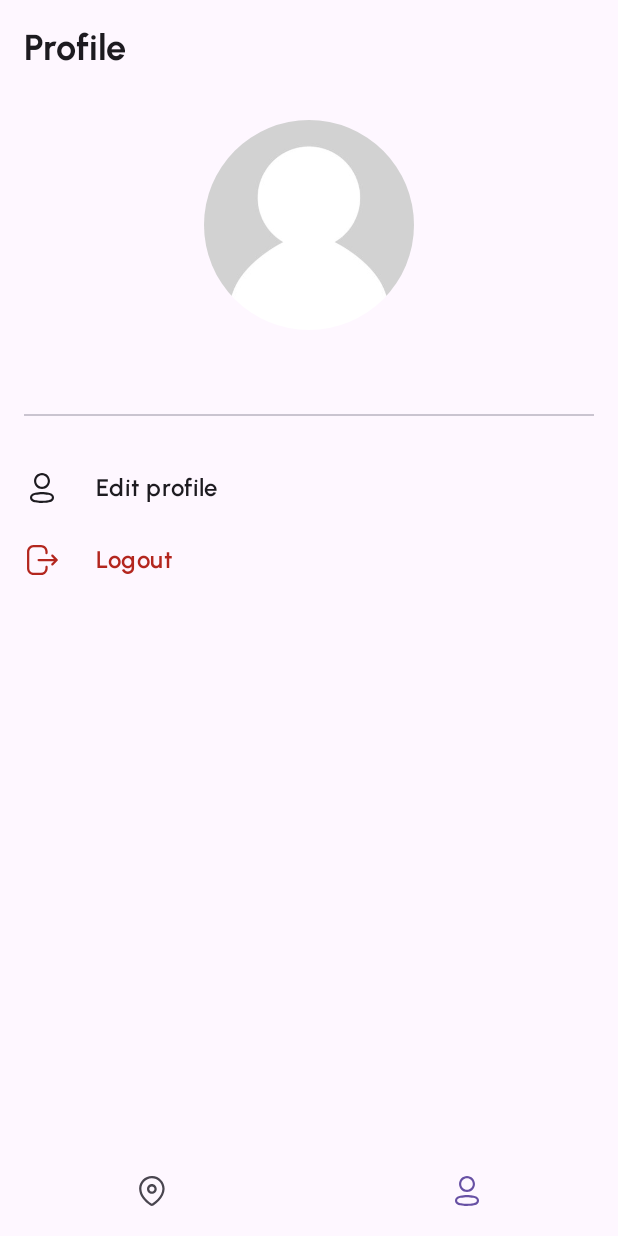
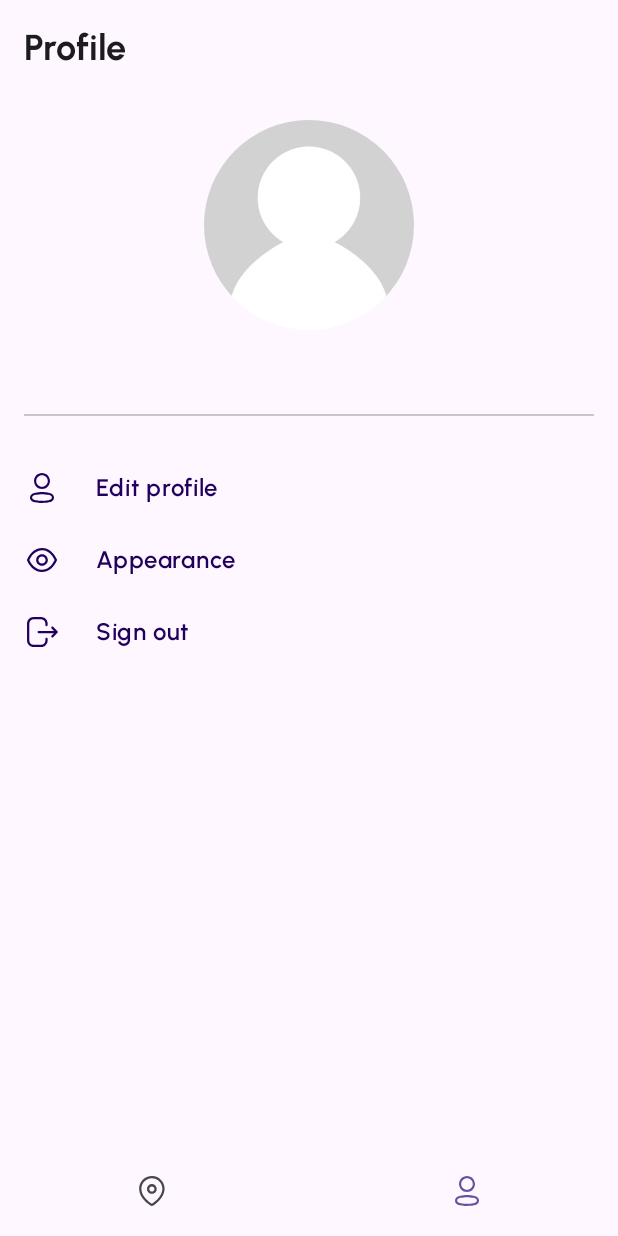
Before and after one commit to AWitam/GreenScene, an Android app built with Jetpack Compose: the ProfileScreen screen opened through its navigation route, on a phone screen of 412 x 824 dp. Run offline under Robolectric (Android 15) with nearby library versions, the phone set to English and light mode, and no system bars; our stand-ins replace Dagger/Hilt's generated code, Firebase (no records; nobody signed in at launch, a user with empty details on screens opened directly); libraries missing offline, so code that uses them is left out: com.firebase.geofire; 1 statement that could not run was skipped.

Commit message:
refactor: ProfileScreen view model

```diff
--- a/app/build.gradle.kts
+++ b/app/build.gradle.kts
@@ -76,6 +76,7 @@ dependencies {
     implementation("androidx.compose.ui:ui-graphics")
     implementation("androidx.compose.ui:ui-tooling-preview")
     implementation("androidx.compose.material3:material3")
+    implementation("androidx.datastore:datastore-preferences:1.0.0")
     implementation("com.google.maps.android:maps-compose:4.3.0")
     implementation("androidx.compose.material:material:1.5.4")
     implementation("androidx.navigation:navigation-compose:$nav_version")
--- a/app/src/main/java/com/example/greenscene/GreenSceneApp.kt
+++ b/app/src/main/java/com/example/greenscene/GreenSceneApp.kt
@@ -142,8 +142,7 @@ fun NavGraphBuilder.greenSceneGraph(
                 run {
                     appState.navigate(route)
                 }
-            },
-            popUp = appState::popUp
+            }
         )
     }
 
--- a/app/src/main/java/com/example/greenscene/GreenSceneAppState.kt
+++ b/app/src/main/java/com/example/greenscene/GreenSceneAppState.kt
@@ -29,7 +29,6 @@ class GreenSceneAppState(
         }
     }
 
-
     fun popUp() {
         navController.popBackStack()
     }
--- a/app/src/main/java/com/example/greenscene/MainActivity.kt
+++ b/app/src/main/java/com/example/greenscene/MainActivity.kt
@@ -14,8 +14,7 @@ class MainActivity : ComponentActivity() {
         super.onCreate(savedInstanceState)
 
         setContent {
-            GreenSceneTheme {
-                // A surface container using the 'background' color from the theme
+            GreenSceneTheme() {
                 GreenSceneApp()
             }
         }
--- /dev/null
+++ b/app/src/main/java/com/example/greenscene/ui/screens/profile/AuthUiState.kt
@@ -0,0 +1,8 @@
+package com.example.greenscene.ui.screens.profile
+
+data class AuthUiState(
+    val isAnonymousAccount: Boolean = true,
+    val name: String? = "",
+    val email: String = "",
+    val photoUrl: String? = "",
+)
--- a/app/src/main/java/com/example/greenscene/ui/screens/profile/ProfileScreen.kt
+++ b/app/src/main/java/com/example/greenscene/ui/screens/profile/ProfileScreen.kt
@@ -4,6 +4,8 @@ import androidx.compose.foundation.layout.*
 import androidx.compose.foundation.rememberScrollState
 import androidx.compose.foundation.verticalScroll
 import androidx.compose.material.ExperimentalMaterialApi
+import androidx.compose.material3.ExperimentalMaterial3Api
+import androidx.compose.material3.ModalBottomSheet
 import androidx.compose.material3.Scaffold
 import androidx.compose.runtime.*
 import androidx.compose.ui.Alignment
@@ -13,10 +15,10 @@ import androidx.compose.ui.unit.dp
 import androidx.hilt.navigation.compose.hiltViewModel
 import com.example.greenscene.ui.components.BasicToolbar
 import com.example.greenscene.ui.components.Divider
+import com.example.greenscene.ui.screens.profile.components.LogoutSheetContent
 import com.example.greenscene.ui.screens.profile.components.ProfileInfo
 import com.example.greenscene.ui.screens.profile.components.WelcomeCard
-import com.example.greenscene.ui.screens.profile.components.options_list.LogoutLink
-import com.example.greenscene.ui.screens.profile.components.options_list.ProfileOptionsList
+import com.example.greenscene.ui.screens.profile.components.ProfileOptionsList
 import com.example.greenscene.ui.theme.GreenSceneTheme
 import com.example.greenscene.R.string as AppText
 
@@ -26,10 +28,10 @@ import com.example.greenscene.R.string as AppText
 fun ProfileScreen(
     restartApp: (String) -> Unit,
     openScreen: (String) -> Unit,
-    popUp: () -> Unit,
     viewModel: ProfileViewModel = hiltViewModel()
 ) {
-    val uiState by viewModel.uiState.collectAsState(initial = ProfileUiState())
+    val authState by viewModel.authState.collectAsState(initial = AuthUiState())
+    val uiState by viewModel.uiState.collectAsState()
 
     Scaffold(topBar = {
         BasicToolbar(
@@ -37,22 +39,29 @@ fun ProfileScreen(
         )
     }) { innerPadding ->
         ProfileViewContent(
+            onLoginClick = { viewModel.onLoginClick(openScreen) },
+            authState = authState,
             uiState = uiState,
-            onLoginClick = { viewModel.onLoginClick(openScreen) },
             onSignUpClick = { viewModel.onSignUpClick(openScreen) },
-            onLogoOutClick = { viewModel.onLogOutClick(restartApp) },
+            onLogoutClick = { viewModel.onLogOutClick() },
+            onDismissBottomSheet = { viewModel.onDismissBottomSheet() },
+            onProfileOptionClick = { option -> viewModel.onProfileOptionsItemClicked(option) },
             modifier = Modifier.padding(innerPadding)
         )
     }
 }
 
+@OptIn(ExperimentalMaterial3Api::class)
 @Composable
 fun ProfileViewContent(
     modifier: Modifier = Modifier,
+    authState: AuthUiState,
     uiState: ProfileUiState,
     onLoginClick: () -> Unit,
     onSignUpClick: () -> Unit,
-    onLogoOutClick: () -> Unit,
+    onLogoutClick: () -> Unit,
+    onDismissBottomSheet: () -> Unit = {},
+    onProfileOptionClick: (ProfileOptionsItem) -> Unit
 ) {
     Column(
         modifier = modifier
@@ -62,42 +71,41 @@ fun ProfileViewContent(
         horizontalAlignment = Alignment.CenterHorizontally
     ) {
         Spacer(modifier = Modifier.height(16.dp))
-        if (uiState.isAnonymousAccount) {
+        if (authState.isAnonymousAccount) {
             WelcomeCard(
-                onLoginClick = onLoginClick,
-                onSignUpClick = onSignUpClick
+                onLoginClick = onLoginClick, onSignUpClick = onSignUpClick
             )
-        } else {
-            ProfileInfo(uiState)
+        }
+
+        if (!authState.isAnonymousAccount) {
+            ProfileInfo(authState)
             Divider()
-            ProfileOptionsList(onLogOutClick = onLogoOutClick)
+            ProfileOptionsList(
+                items = uiState.profileOptions,
+                onItemClick = onProfileOptionClick
+            )
+
+            if (uiState.selectedOption != null) {
+                ModalBottomSheet(onDismissRequest = onDismissBottomSheet) {
+                    when (uiState.selectedOption) {
+                        ProfileOptionsItem.Logout -> {
+                            LogoutSheetContent(
+                                onLogOut = onLogoutClick,
+                                onDismissClick = onDismissBottomSheet
+                            )
+                        }
+
+                        ProfileOptionsItem.Appearance -> {
+                            // TODO
+                        }
+
+                        ProfileOptionsItem.EditProfile -> {
+                            // TODO
+                        }
+                    }
+                }
+
+            }
         }
     }
 }
-
-
-@Preview(showBackground = true)
-@ExperimentalMaterialApi
-@Composable
-fun ProfileScreenPreview() {
-    val uiState = ProfileUiState(
-        isAnonymousAccount = false,
-        name = "John Doe",
-        email = "xyz@gmail.com",
-        photoUrl = "https://placehold.co/60x60"
-    )
-
-    GreenSceneTheme {
-        Scaffold(topBar = {
-            BasicToolbar(title = AppText.profile)
-        }) { innerPadding ->
-            ProfileViewContent(
-                uiState = uiState,
-                onLoginClick = { },
-                onSignUpClick = { },
-                onLogoOutClick = { },
-                modifier = Modifier.padding(innerPadding)
-            )
-        }
-    }
-}
--- a/app/src/main/java/com/example/greenscene/ui/screens/profile/ProfileUiState.kt
+++ b/app/src/main/java/com/example/greenscene/ui/screens/profile/ProfileUiState.kt
@@ -1,8 +1,21 @@
 package com.example.greenscene.ui.screens.profile
 
+import androidx.annotation.StringRes
+import com.example.greenscene.R
+
+
+
+sealed class ProfileOptionsItem(val id: String, @StringRes val textId:Int, val iconId: Int) {
+    object EditProfile : ProfileOptionsItem(id = "edit_profile", textId = R.string.edit_profile, iconId = R.drawable.profile)
+    object Appearance : ProfileOptionsItem(id = "appearance", textId = R.string.appearance, iconId = R.drawable.appearance)
+    object Logout : ProfileOptionsItem(id = "logout", textId = R.string.sign_out, iconId = R.drawable.logout)
+}
+
 data class ProfileUiState(
-    val isAnonymousAccount: Boolean = true,
-    val name: String? = "",
-    val email: String = "",
-    val photoUrl: String? = ""
+    val profileOptions: List<ProfileOptionsItem> = listOf(
+        ProfileOptionsItem.EditProfile,
+        ProfileOptionsItem.Appearance,
+        ProfileOptionsItem.Logout
+    ),
+    val selectedOption: ProfileOptionsItem? = null,
 )
--- a/app/src/main/java/com/example/greenscene/ui/screens/profile/ProfileViewModel.kt
+++ b/app/src/main/java/com/example/greenscene/ui/screens/profile/ProfileViewModel.kt
@@ -1,10 +1,13 @@
 package com.example.greenscene.ui.screens.profile
 
+import android.util.Log
 import com.example.greenscene.LOG_IN_SCREEN
 import com.example.greenscene.SIGN_UP_SCREEN
 import com.example.greenscene.model.service.AccountService
 import com.example.greenscene.ui.screens.GreenSceneViewModel
 import dagger.hilt.android.lifecycle.HiltViewModel
+import kotlinx.coroutines.flow.MutableStateFlow
+import kotlinx.coroutines.flow.asStateFlow
 import kotlinx.coroutines.flow.map
 import javax.inject.Inject
 
@@ -12,14 +15,18 @@ import javax.inject.Inject
 class ProfileViewModel @Inject constructor(
     private val accountService: AccountService
 ) : GreenSceneViewModel() {
-      val uiState = accountService.currentUser.map {
-        ProfileUiState(
+    val authState = accountService.currentUser.map {
+        AuthUiState(
             isAnonymousAccount = it.isAnonymous,
             name = it.name,
             email = it.email,
             photoUrl = it.photoUrl
         )
     }
+
+
+    private var _uiState = MutableStateFlow(ProfileUiState())
+    val uiState get() = _uiState.asStateFlow()
 
 
     fun onBackIconClicked(popUp: () -> Unit) {
@@ -30,12 +37,34 @@ class ProfileViewModel @Inject constructor(
 
     fun onSignUpClick(openScreen: (String) -> Unit) = openScreen(SIGN_UP_SCREEN)
 
-    fun onLogOutClick(restartApp: (String) -> Unit) {
+    fun onLogOutClick() {
         launchCatching {
             accountService.signOut()
             // todo: replace with restart app and go to splash screen
         }
     }
 
+    fun onDismissBottomSheet() {
+        _uiState.value = uiState.value.copy(
+            selectedOption = null
+        )
+    }
 
+    fun onProfileOptionsItemClicked(profileOptionsItem: ProfileOptionsItem) {
+        when (profileOptionsItem) {
+            is ProfileOptionsItem.Logout -> {
+                _uiState.value = uiState.value.copy(
+                    selectedOption = profileOptionsItem
+                )
+            }
+
+            is ProfileOptionsItem.EditProfile -> {
+                Log.d("ProfileViewModel", "EditProfile")
+            }
+
+            is ProfileOptionsItem.Appearance -> {
+                Log.d("ProfileViewModel", "Appearance")
+            }
+        }
+    }
 }
--- a/app/src/main/java/com/example/greenscene/ui/screens/profile/components/options_list/LogoutLink.kt
+++ b/app/src/main/java/com/example/greenscene/ui/screens/profile/components/LogoutSheet.kt
@@ -1,21 +1,13 @@
-package com.example.greenscene.ui.screens.profile.components.options_list
+package com.example.greenscene.ui.screens.profile.components
 
 import androidx.compose.foundation.layout.Column
 import androidx.compose.foundation.layout.Spacer
 import androidx.compose.foundation.layout.fillMaxWidth
 import androidx.compose.foundation.layout.height
 import androidx.compose.foundation.layout.padding
-import androidx.compose.material3.ExperimentalMaterial3Api
 import androidx.compose.material3.MaterialTheme
-import androidx.compose.material3.ModalBottomSheet
 import androidx.compose.material3.Text
-import androidx.compose.material3.rememberModalBottomSheetState
 import androidx.compose.runtime.Composable
-import androidx.compose.runtime.getValue
-import androidx.compose.runtime.mutableStateOf
-import androidx.compose.runtime.remember
-import androidx.compose.runtime.rememberCoroutineScope
-import androidx.compose.runtime.setValue
 import androidx.compose.ui.Alignment
 import androidx.compose.ui.Modifier
 import androidx.compose.ui.res.stringResource
@@ -25,49 +17,9 @@ import com.example.greenscene.R
 import com.example.greenscene.ui.components.ButtonSize
 import com.example.greenscene.ui.components.Divider
 import com.example.greenscene.ui.components.FilledButton
-import com.example.greenscene.ui.components.InlineCard
 import com.example.greenscene.ui.components.TonalButton
 import com.example.greenscene.ui.theme.GreenSceneTheme
-import kotlinx.coroutines.launch
 
-
-@OptIn(ExperimentalMaterial3Api::class)
-@Composable
-fun LogoutLink(signOut: () -> Unit) {
-    var showBottomSheet by remember { mutableStateOf(false) }
-    val scope = rememberCoroutineScope()
-    val sheetState = rememberModalBottomSheetState()
-
-    InlineCard(
-        title = R.string.log_out_title,
-        icon = R.drawable.logout,
-        color = MaterialTheme.colorScheme.error,
-        onClick = {
-            showBottomSheet = true
-        }
-    )
-    if (showBottomSheet) {
-        ModalBottomSheet(
-            sheetState = sheetState,
-            onDismissRequest = {
-                showBottomSheet = false
-            }
-        ) {
-            LogoutSheetContent(
-                onLogOut = {
-                    signOut()
-                },
-                onDismissClick = {
-                    scope.launch { sheetState.hide() }.invokeOnCompletion {
-                        if (!sheetState.isVisible) {
-                            showBottomSheet = false
-                        }
-                    }
-                }
-            )
-        }
-    }
-}
 
 
 @Composable
--- a/app/src/main/java/com/example/greenscene/ui/screens/profile/components/ProfileInfo.kt
+++ b/app/src/main/java/com/example/greenscene/ui/screens/profile/components/ProfileInfo.kt
@@ -19,10 +19,10 @@ import coil.compose.rememberAsyncImagePainter
 import coil.request.ImageRequest
 import coil.size.Size
 import com.example.greenscene.R
-import com.example.greenscene.ui.screens.profile.ProfileUiState
+import com.example.greenscene.ui.screens.profile.AuthUiState
 
 @Composable
-fun ProfileInfo(uiState: ProfileUiState, modifier: Modifier = Modifier) {
+fun ProfileInfo(uiState: AuthUiState, modifier: Modifier = Modifier) {
     val painter = rememberAsyncImagePainter(
         model = ImageRequest.Builder(LocalContext.current).data(uiState.photoUrl)
             .size(Size.ORIGINAL) // Set the target size to load the image at.
--- /dev/null
+++ b/app/src/main/java/com/example/greenscene/ui/screens/profile/components/ProfileOptionsList.kt
@@ -0,0 +1,53 @@
+package com.example.greenscene.ui.screens.profile.components
+
+import androidx.compose.foundation.layout.Column
+import androidx.compose.foundation.layout.fillMaxWidth
+import androidx.compose.foundation.layout.wrapContentHeight
+import androidx.compose.material3.MaterialTheme
+import androidx.compose.runtime.Composable
+import androidx.compose.ui.Modifier
+import androidx.compose.ui.tooling.preview.Preview
+import com.example.greenscene.ui.components.InlineCard
+import com.example.greenscene.ui.screens.profile.ProfileOptionsItem
+
+import com.example.greenscene.ui.theme.GreenSceneTheme
+
+@Composable
+fun ProfileOptionsList(
+    items: List<ProfileOptionsItem>,
+    onItemClick: (ProfileOptionsItem) -> Unit,
+    modifier: Modifier = Modifier
+) {
+    Column(
+        modifier = modifier
+            .fillMaxWidth()
+//            .wrapContentHeight()
+    ) {
+        items.forEach { item ->
+            InlineCard(
+                title = item.textId,
+                icon = item.iconId,
+                color = MaterialTheme.colorScheme.onPrimaryContainer,
+                onClick = {
+                    onItemClick(item)
+                }
+            )
+
+        }
+    }
+}
+
+@Preview(showBackground = true)
+@Composable
+fun ProfileOptionsListPreview() {
+    GreenSceneTheme {
+        ProfileOptionsList(
+            items = listOf(
+                ProfileOptionsItem.EditProfile,
+                ProfileOptionsItem.Appearance,
+                ProfileOptionsItem.Logout
+            ),
+            onItemClick = {}
+        )
+    }
+}
--- a/app/src/main/java/com/example/greenscene/ui/screens/profile/components/options_list/EditProfileLink.kt
+++ /dev/null
@@ -1,18 +0,0 @@
-package com.example.greenscene.ui.screens.profile.components.options_list
-
-import androidx.compose.material3.MaterialTheme
-import androidx.compose.runtime.Composable
-import com.example.greenscene.ui.components.InlineCard
-import com.example.greenscene.R as AppResources
-
-@Composable
-fun EditProfileLink(
-    onClick: () -> Unit,
-) {
-    InlineCard(
-        title = AppResources.string.edit_profile,
-        icon = AppResources.drawable.profile,
-        onClick = { onClick() },
-        color = MaterialTheme.colorScheme.onSurface,
-    )
-}
--- a/app/src/main/java/com/example/greenscene/ui/screens/profile/components/options_list/ProfileOptionsList.kt
+++ /dev/null
@@ -1,35 +0,0 @@
-package com.example.greenscene.ui.screens.profile.components.options_list
-
-import androidx.compose.foundation.layout.Column
-import androidx.compose.foundation.layout.fillMaxWidth
-import androidx.compose.foundation.layout.wrapContentHeight
-import androidx.compose.runtime.Composable
-import androidx.compose.ui.Modifier
-import androidx.compose.ui.tooling.preview.Preview
-
-import com.example.greenscene.ui.theme.GreenSceneTheme
-
-@Composable
-fun ProfileOptionsList(
-    onLogOutClick: () -> Unit, modifier: Modifier = Modifier
-) {
-    Column(
-        modifier = modifier
-            .fillMaxWidth()
-            .wrapContentHeight()
-
-    ) {
-        EditProfileLink(onClick = { })
-        LogoutLink {
-            onLogOutClick()
-        }
-    }
-}
-
-@Preview(showBackground = true)
-@Composable
-fun ProfileOptionsListPreview() {
-    GreenSceneTheme {
-        ProfileOptionsList(onLogOutClick = { })
-    }
-}
--- /dev/null
+++ b/app/src/main/res/drawable/appearance.xml
@@ -0,0 +1,10 @@
+<vector xmlns:android="http://schemas.android.com/apk/res/android"
+    android:width="20dp"
+    android:height="16dp"
+    android:viewportWidth="20"
+    android:viewportHeight="16">
+  <path
+      android:pathData="M10.288,0.005L10.002,0C5.861,0 2.129,2.923 0.061,7.706C-0.02,7.894 -0.02,8.106 0.061,8.294L0.204,8.617C2.246,13.093 5.775,15.864 9.712,15.995L9.998,16C14.139,16 17.871,13.077 19.939,8.294C20.021,8.104 20.02,7.888 19.936,7.699L19.797,7.386C17.75,2.901 14.219,0.135 10.288,0.005ZM10.009,1.489L10.248,1.495L10.515,1.508C13.712,1.735 16.653,4.106 18.429,7.999L18.42,8.023C16.599,12 13.557,14.385 10.259,14.505L10.004,14.509L9.747,14.505L9.481,14.491C6.383,14.272 3.526,12.034 1.739,8.36L1.57,7.999L1.727,7.666C3.611,3.773 6.691,1.49 10.009,1.489ZM10,4.113C7.839,4.113 6.089,5.853 6.089,8C6.089,10.146 7.839,11.886 10,11.886C12.16,11.886 13.911,10.146 13.911,8C13.911,5.853 12.16,4.113 10,4.113ZM10,5.604C11.332,5.604 12.411,6.676 12.411,8C12.411,9.323 11.332,10.396 10,10.396C8.668,10.396 7.589,9.323 7.589,8C7.589,6.676 8.668,5.604 10,5.604Z"
+      android:fillColor="#200E32"
+      android:fillType="evenOdd"/>
+</vector>
```
Also changed, not shown: app/src/main/java/com/example/greenscene/model/preferences/Preferences.kt (added, +27 -0 lines), app/src/main/res/drawable-mdpi/settings.xml (added, +10 -0 lines), app/src/main/res/values/strings.xml (+6 -2 lines), app/src/main/java/com/example/greenscene/ui/screens/sign_up/SignUpViewModel.kt (renamed from app/src/main/java/com/example/greenscene/ui/screens/sign_up/SignUpViewViewModel.kt).
